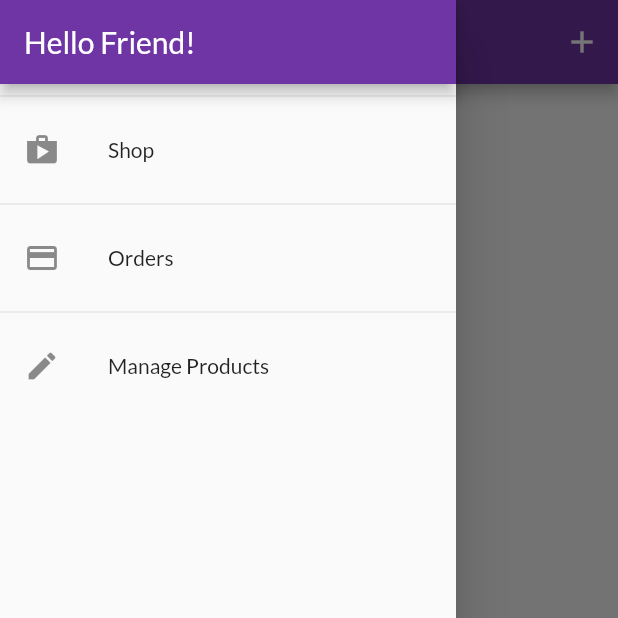
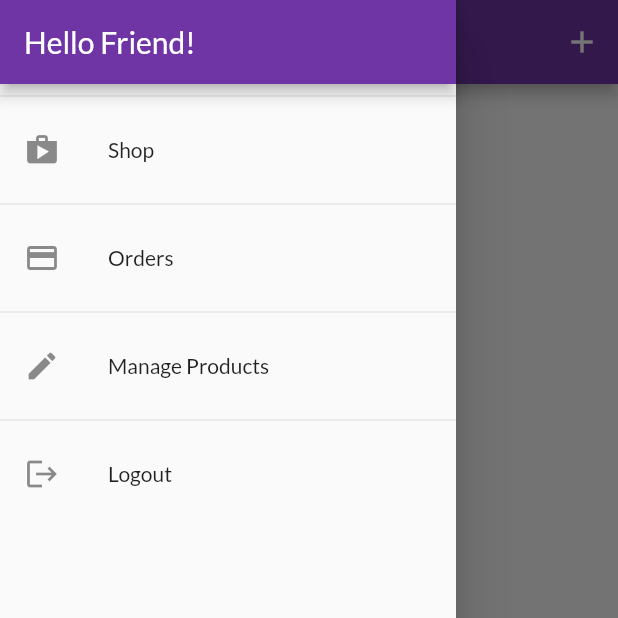
Before and after one commit to amrkhaledccd/flutter_course, a Flutter app: the UserProductsScreen screen opened by its route, with the side drawer open, on a phone screen of 412 x 824 dp, the top half of it. Run offline on Flutter 3.47's test engine with Material 2 defaults, Android fonts, the phone set to English and light mode, and no system bars; network calls fail.

```diff
--- a/shop_app/lib/widgets/app_drawer.dart
+++ b/shop_app/lib/widgets/app_drawer.dart
@@ -1,11 +1,15 @@
 import 'package:flutter/material.dart';
+import 'package:provider/provider.dart';
 
 import '../screens/orders_screen.dart';
 import '../screens/user_products_screen.dart';
+import '../providers/auth.dart';
 
 class AppDrawer extends StatelessWidget {
   @override
   Widget build(BuildContext context) {
+    final authProvider = Provider.of<Auth>(context, listen: false);
+
     return Drawer(
       child: Column(
         children: [
@@ -33,6 +37,15 @@ class AppDrawer extends StatelessWidget {
             onTap: () => Navigator.of(context)
                 .pushReplacementNamed(UserProductsScreen.routeName),
           ),
+          Divider(),
+          ListTile(
+            leading: Icon(Icons.logout),
+            title: Text("Logout"),
+            onTap: () {
+              Navigator.of(context).popAndPushNamed("/");
+              authProvider.logout();
+            },
+          )
         ],
       ),
     );
```
Also changed, not shown: shop_app/lib/providers/auth.dart (+21 -0 lines).
